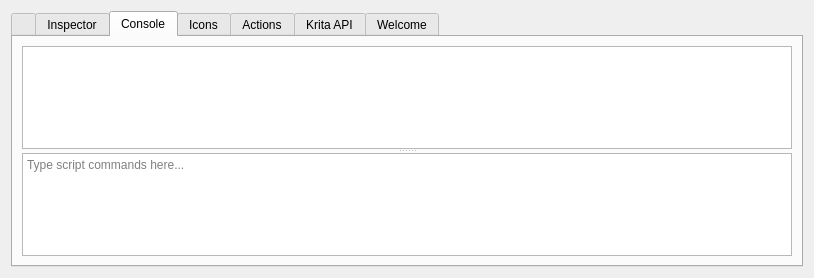
First picture: the form in plugindevtools/PluginDevTools/DockerWidget.ui, repository KnowZero/Krita-PythonPluginDeveloperTools, before the edit.
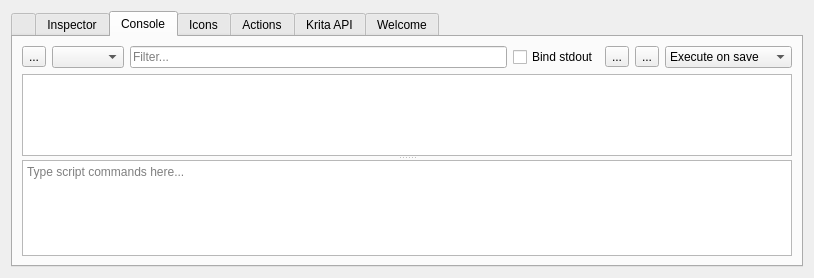
Second picture: the form after the edit. The open tabs and pages were chosen to show the change. Icons and pictures are not drawn.

Commit message:
Improvements to selector and console
Selector:
- Can now choose which modifier to use.
- Will now also show the tree path inside inspector

Console:
- Clear console button
- Choose other options for Execute besides enter
- Execute inside console via temporary file or chosen in the default text editor

What changed in the file:
```diff
--- a/plugindevtools/PluginDevTools/DockerWidget.ui
+++ b/plugindevtools/PluginDevTools/DockerWidget.ui
@@ -225,6 +225,75 @@
          </property>
          <widget class="QWidget" name="verticalLayoutWidget_3">
           <layout class="QVBoxLayout" name="verticalLayout_5">
+           <item>
+            <layout class="QHBoxLayout" name="horizontalLayout_5">
+             <item>
+              <widget class="QToolButton" name="consoleClearBtn">
+               <property name="text">
+                <string>...</string>
+               </property>
+              </widget>
+             </item>
+             <item>
+              <widget class="QComboBox" name="consoleDefaultExecuteCmb">
+               <property name="toolTip">
+                <string>Execute code key</string>
+               </property>
+              </widget>
+             </item>
+             <item>
+              <widget class="QLineEdit" name="consoleFilter">
+               <property name="placeholderText">
+                <string>Filter...</string>
+               </property>
+              </widget>
+             </item>
+             <item>
+              <widget class="QCheckBox" name="boolConsoleBindSTDOUT">
+               <property name="toolTip">
+                <string>Binds STDOUT onto console as long as the console tab is open</string>
+               </property>
+               <property name="text">
+                <string>Bind stdout</string>
+               </property>
+              </widget>
+             </item>
+             <item>
+              <widget class="QToolButton" name="consoleTempScriptFileBtn">
+               <property name="text">
+                <string>...</string>
+               </property>
+               <property name="checkable">
+                <bool>true</bool>
+               </property>
+              </widget>
+             </item>
+             <item>
+              <widget class="QToolButton" name="consoleSetScriptFileBtn">
+               <property name="text">
+                <string>...</string>
+               </property>
+               <property name="checkable">
+                <bool>true</bool>
+               </property>
+              </widget>
+             </item>
+             <item>
+              <widget class="QComboBox" name="consoleAutoExecuteModeCmb">
+               <item>
+                <property name="text">
+                 <string>Execute on save</string>
+                </property>
+               </item>
+               <item>
+                <property name="text">
+                 <string>Execute manually</string>
+                </property>
+               </item>
+              </widget>
+             </item>
+            </layout>
+           </item>
            <item>
             <widget class="QTreeView" name="consoleOutputBrowser">
              <attribute name="headerVisible">
```
Left out of the diff: 94 changed lines with no effect on the pictures. The commit also changes 1 other file.
